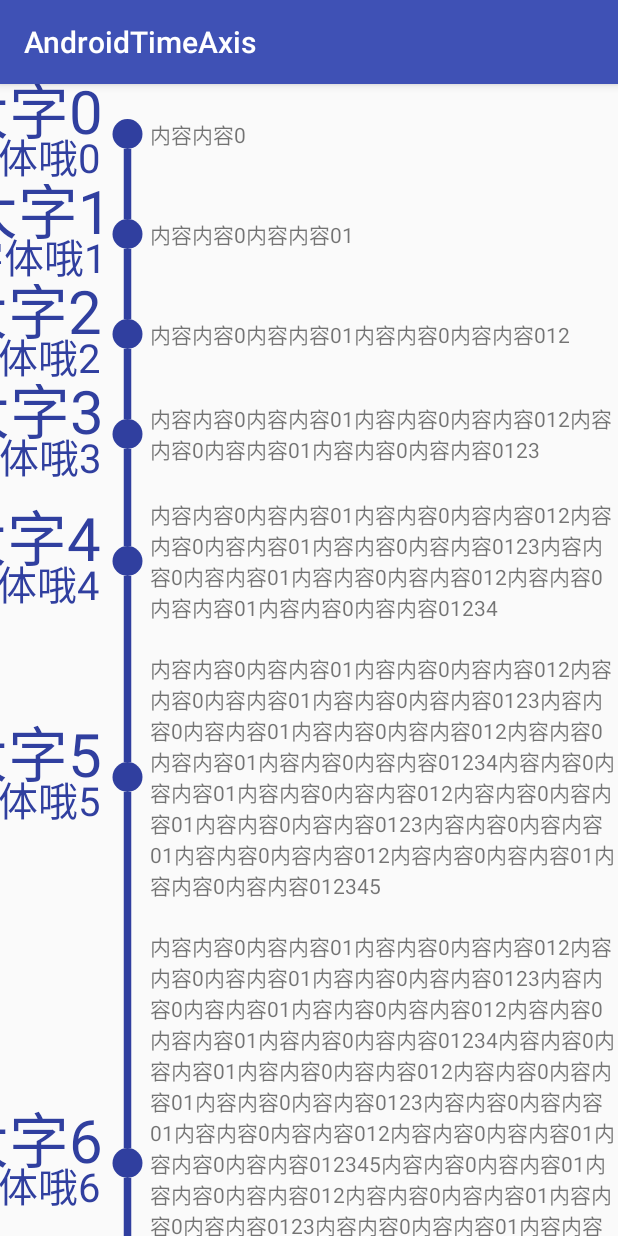
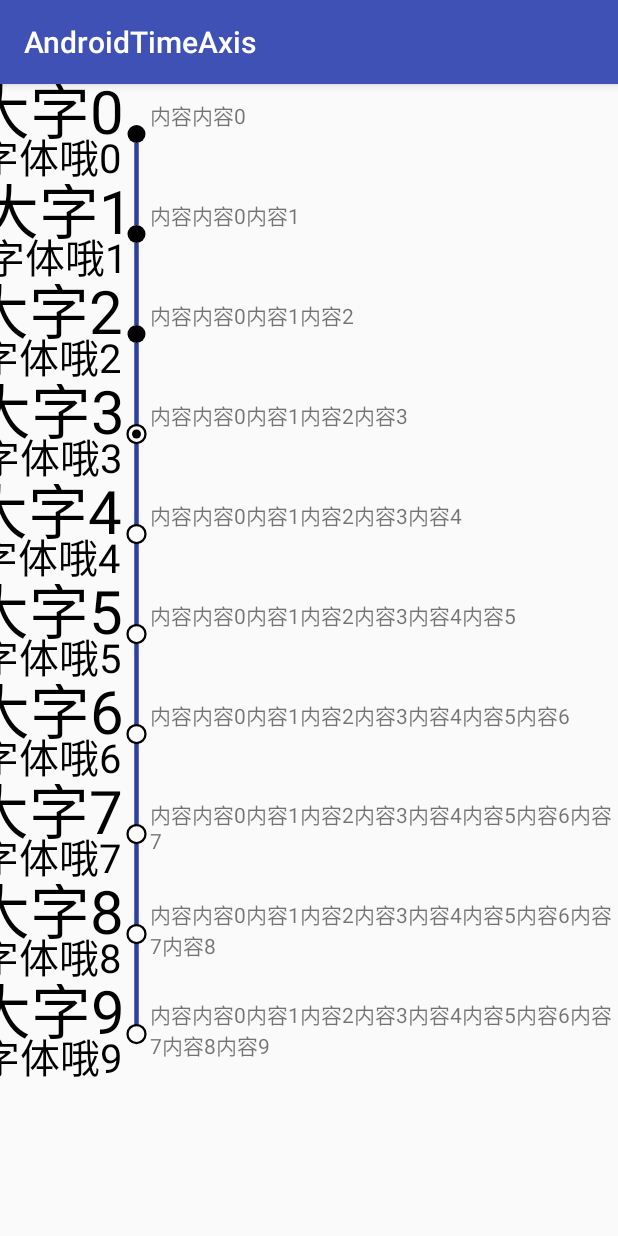
Before and after one commit to Tomzem/AndroidTimeAxis, an Android app: the screen it shows after launch (MainActivity), on a phone screen of 412 x 824 dp. Run offline under Robolectric (Android 15) with nearby library versions, the phone set to English and light mode, and no system bars.

Commit message:
添加自定义属性

```diff
--- a/app/src/main/java/com/caveman/androidtimeaxis/ListAdapter.java
+++ b/app/src/main/java/com/caveman/androidtimeaxis/ListAdapter.java
@@ -31,6 +31,14 @@ public class ListAdapter extends TimeAxisAdapter<TimeInfo> {
         mTimeAxisView.setBigText(timeInfo.getBigText());
         mTimeAxisView.setSmallText(timeInfo.getSmallText());
 
+        if (position<3){
+            mTimeAxisView.setCircleShape(TimeAxisView.SOLID_CIRCLE);
+        }else if(position == 3){
+            mTimeAxisView.setCircleShape(TimeAxisView.CENTER_CIRCLE);
+        }else{
+            mTimeAxisView.setCircleShape(TimeAxisView.HOLLOW_CIRCLE);
+        }
+
 
         holder.setText(R.id.tv_content, timeInfo.getMsg());
     }
--- a/app/src/main/java/com/caveman/androidtimeaxis/MainActivity.java
+++ b/app/src/main/java/com/caveman/androidtimeaxis/MainActivity.java
@@ -41,7 +41,7 @@ public class MainActivity extends AppCompatActivity {
         String content = "内容";
         for (int i = 0; i < 10; i++){
             TimeInfo timeInfo = new TimeInfo();
-            content = content + content + i ;
+            content = content + "内容" + i ;
             timeInfo.setMsg(content);
             timeInfo.setBigText("大字"+i);
             timeInfo.setSmallText("小字体哦" + i);
--- a/timeaxis/src/main/java/com/caveman/timeaxis/weight/TimeAxisView.java
+++ b/timeaxis/src/main/java/com/caveman/timeaxis/weight/TimeAxisView.java
@@ -30,13 +30,19 @@ public class TimeAxisView extends View {
     public static final int GRAVITY_VERTICAL = 1;
     public static final int GRAVITY_HORIZONTAL = -1;
 
-    private Paint mPaint;
+    private Paint mLinePaint; // 线画笔
+    private Paint mPointPaint; // 点画笔
+    private Paint mTextPaint;  //字画笔
     private Context mContext;
 
     private float mLineWidth = 5; //线宽
     private int mLineColor = 0;     //线得颜色
     private int mCircleImage = 0; //关键点图标
     private float mCircleRadius = 0; //圆圈半径
+    private int mPointColor = 0;
+    private int mTextColor = 0;
+    private float mSmallTextSize = 20;
+    private float mBigTextSize = 40;
 
     // 中心圆类型
     private int CIRCLE_SHAPE = SOLID_CIRCLE;
@@ -74,8 +80,14 @@ public class TimeAxisView extends View {
     }
 
     private void initView() {
-        mPaint = new Paint(Paint.ANTI_ALIAS_FLAG);
-    }
+        mLinePaint = new Paint(Paint.ANTI_ALIAS_FLAG);
+        mLinePaint.setStyle(Paint.Style.FILL);
+
+        mPointPaint = new Paint(Paint.ANTI_ALIAS_FLAG);
+
+        mTextPaint = new Paint(Paint.ANTI_ALIAS_FLAG);
+        mTextPaint.setStyle(Paint.Style.FILL);
+}
 
     @Override
     protected void onMeasure(int widthMeasureSpec, int heightMeasureSpec) {
@@ -114,59 +126,57 @@ public class TimeAxisView extends View {
 
         mCircleRadius = mLineWidth * 2;
         Gravity(GRAVITY);
-        mPaint.setColor(mLineColor);
-        mPaint.setStyle(Paint.Style.FILL);
-        mPaint.setStrokeWidth(mLineWidth);
+        mLinePaint.setColor(mLineColor);
+        mLinePaint.setStrokeWidth(mLineWidth);
 
         if (!isHeadPoint){
             if (GRAVITY == GRAVITY_VERTICAL){
-                canvas.drawLine(start, 0, start, getHeight()/2-mCircleRadius, mPaint);
+                canvas.drawLine(start, 0, start, getHeight()/2-mCircleRadius, mLinePaint);
             }else{
-                canvas.drawLine(0, start, getWidth()/2 - mCircleRadius, start, mPaint);
+                canvas.drawLine(0, start, getWidth()/2 - mCircleRadius, start, mLinePaint);
             }
         }
         if (!isFootPoint) {
             if (GRAVITY == GRAVITY_VERTICAL){
-                canvas.drawLine(start, getHeight() / 2+mCircleRadius, start, getHeight(), mPaint);
+                canvas.drawLine(start, getHeight() / 2+mCircleRadius, start, getHeight(), mLinePaint);
             }else{
-                canvas.drawLine(getWidth()/2 + mCircleRadius, start, getWidth(), start,  mPaint);
+                canvas.drawLine(getWidth()/2 + mCircleRadius, start, getWidth(), start,  mLinePaint);
             }
         }
 
         switch (CIRCLE_SHAPE){
             case SOLID_CIRCLE:
-                mPaint.setStyle(Paint.Style.FILL);
+                mPointPaint.setStyle(Paint.Style.FILL);
                 break;
             case HOLLOW_CIRCLE:
-                mPaint.setStyle(Paint.Style.STROKE);
+                mPointPaint.setStyle(Paint.Style.STROKE);
                 break;
             case CENTER_CIRCLE:
-                mPaint.setStyle(Paint.Style.FILL);
-                mPaint.setStrokeWidth(mLineWidth/2);
-                canvas.drawCircle(start, getHeight()/2, mCircleRadius/2, mPaint);
-                mPaint.setStyle(Paint.Style.STROKE);
+                mPointPaint.setStyle(Paint.Style.FILL);
+                mPointPaint.setStrokeWidth(mLineWidth/2);
+                canvas.drawCircle(start, getHeight()/2, mCircleRadius/2, mPointPaint);
+                mPointPaint.setStyle(Paint.Style.STROKE);
                 break;
         }
-        mPaint.setStrokeWidth(mLineWidth/2);
-        canvas.drawCircle(start, getHeight()/2, mCircleRadius, mPaint);
+        mPointPaint.setStrokeWidth(mLineWidth/2);
+        canvas.drawCircle(start, getHeight()/2, mCircleRadius, mPointPaint);
         drawLeftText(canvas);
     }
 
 
 
     private void drawLeftText(Canvas canvas) {
-        mPaint.setStyle(Paint.Style.FILL);
         if (!mSmallText.isEmpty()){
-            mPaint.setTextSize(40);
+            mTextPaint.setTextSize(40);
             Rect bounds = new Rect();
-            mPaint.getTextBounds(mSmallText, 0, mSmallText.length(), bounds);
-            canvas.drawText(mSmallText, start - bounds.width() - mCircleRadius*2 , getHeight()/2 + bounds.height(), mPaint);
+            mTextPaint.getTextBounds(mSmallText, 0, mSmallText.length(), bounds);
+            canvas.drawText(mSmallText, start - bounds.width() - mCircleRadius*2 , getHeight()/2 + bounds.height(), mTextPaint);
         }
         if (!mBigText.isEmpty()){
-            mPaint.setTextSize(60);
+            mTextPaint.setTextSize(60);
             Rect bounds = new Rect();
-            mPaint.getTextBounds(mBigText, 0, mBigText.length(), bounds);
-            canvas.drawText(mBigText, start - bounds.width() - mCircleRadius*2 , getHeight()/2, mPaint);
+            mTextPaint.getTextBounds(mBigText, 0, mBigText.length(), bounds);
+            canvas.drawText(mBigText, start - bounds.width() - mCircleRadius*2 , getHeight()/2, mTextPaint);
         }
     }
 
--- a/timeaxis/src/main/res/layout/list_item.xml
+++ b/timeaxis/src/main/res/layout/list_item.xml
@@ -11,7 +11,7 @@
         android:layout_width="100dp"
         android:layout_height="match_parent"
         app:line_color="@color/colorPrimaryDark"
-        app:line_width="5dp" />
+        app:line_width="3dp" />
 
     <RelativeLayout
         android:layout_width="match_parent"
@@ -24,8 +24,7 @@
             android:id="@+id/tv_content"
             android:layout_width="match_parent"
             android:layout_height="wrap_content"
-            android:text="@string/app_name"
-            android:layout_centerVertical="true"/>
+            android:text="@string/app_name"/>
 
         <ImageView
             android:id="@+id/img_content"
--- a/timeaxis/src/main/res/values/attr.xml
+++ b/timeaxis/src/main/res/values/attr.xml
@@ -4,9 +4,9 @@
         <attr name="line_width" format="dimension"/>
         <attr name="line_color" format="color"/>
         <attr name="circle_image" format="reference"/>
-    </declare-styleable>
-
-    <declare-styleable name="TimeAxisLayout">
-        <attr name="content_view" format="reference"/>
+        <attr name="point_color" format="color"/>
+        <attr name="text_color" format="color"/>
+        <attr name="big_text_size" format="dimension"/>
+        <attr name="small_text_size" format="dimension"/>
     </declare-styleable>
 </resources>
```
